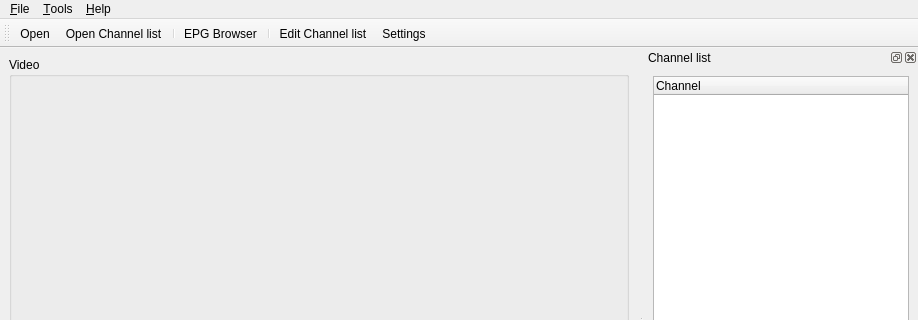
Old version of the form ui/Tano.ui in the repository ntadej/tano; both pictures show x 0 to 918 and y 0 to 320 of the 918 by 756 pixel window.
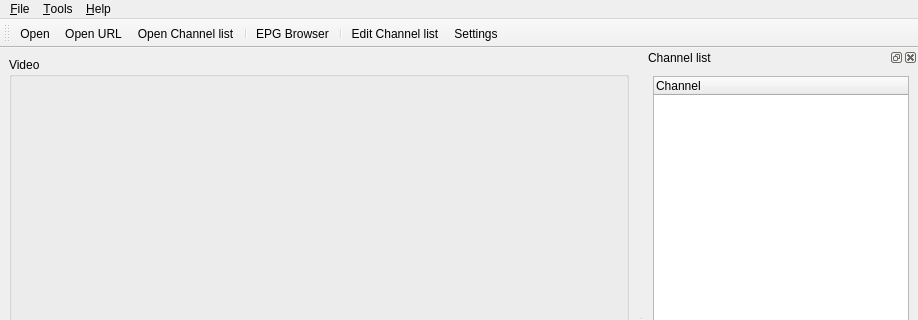
New version of the form. Icons and pictures are not drawn. Custom widgets are drawn as their Qt base class.

Commit message: Added Open URL dialog

```diff
--- a/ui/Tano.ui
+++ b/ui/Tano.ui
@@ -272,6 +272,7 @@
     <bool>false</bool>
    </attribute>
    <addaction name="actionOpenFile" />
+   <addaction name="actionOpenUrl" />
    <addaction name="actionOpen" />
    <addaction name="separator" />
    <addaction name="actionBrowser" />
@@ -475,6 +476,15 @@
     <string>Channel info / EPG</string>
    </property>
   </action>
+  <action name="actionOpenUrl" >
+   <property name="icon" >
+    <iconset resource="images.qrc" >
+     <normaloff>:/icons/images/fileopen.png</normaloff>:/icons/images/fileopen.png</iconset>
+   </property>
+   <property name="text" >
+    <string>Open URL</string>
+   </property>
+  </action>
  </widget>
  <customwidgets>
   <customwidget>
```
Left out of the diff: 1 changed line with no effect on the pictures. The commit also changes 5 other files.
